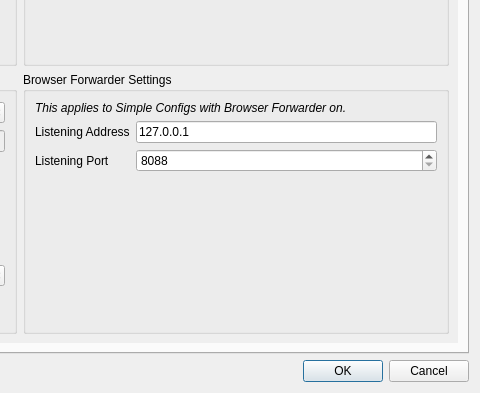
Old version of the form src/ui/widgets/windows/w_PreferencesWindow.ui in the repository Qv2ray/Qv2ray; both pictures show x 441 to 921 and y 306 to 699 of the 921 by 699 pixel window.
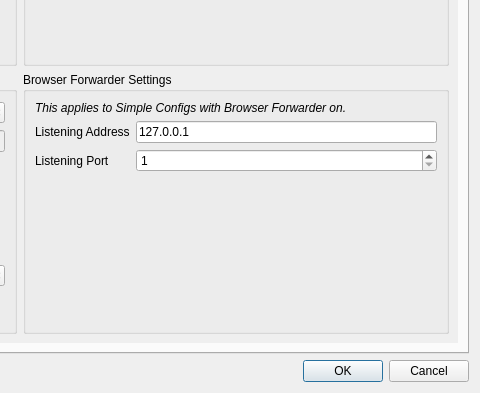
New version of the form. The open tabs and pages were chosen to show the change. Icons and pictures are not drawn.

Commit message: fix: minimal listening port

```diff
--- a/src/ui/widgets/windows/w_PreferencesWindow.ui
+++ b/src/ui/widgets/windows/w_PreferencesWindow.ui
@@ -1735,7 +1735,7 @@
                 <item row="2" column="1">
                  <widget class="QSpinBox" name="browserForwarderPortSB">
                   <property name="minimum">
-                   <number>8088</number>
+                   <number>1</number>
                   </property>
                   <property name="maximum">
                    <number>65535</number>
```
